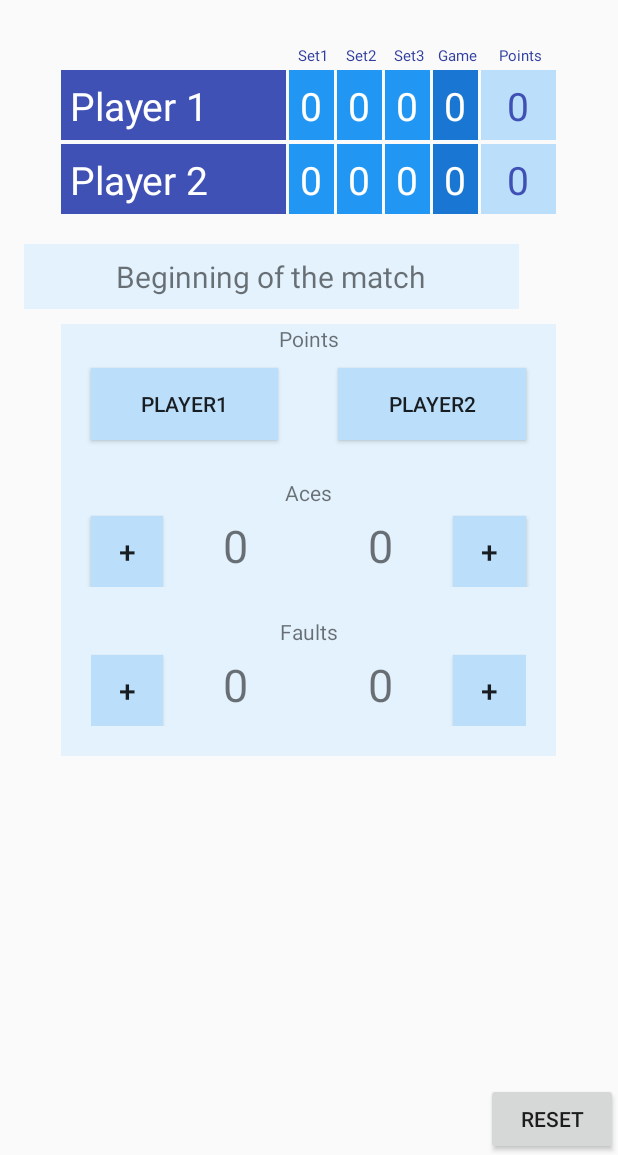
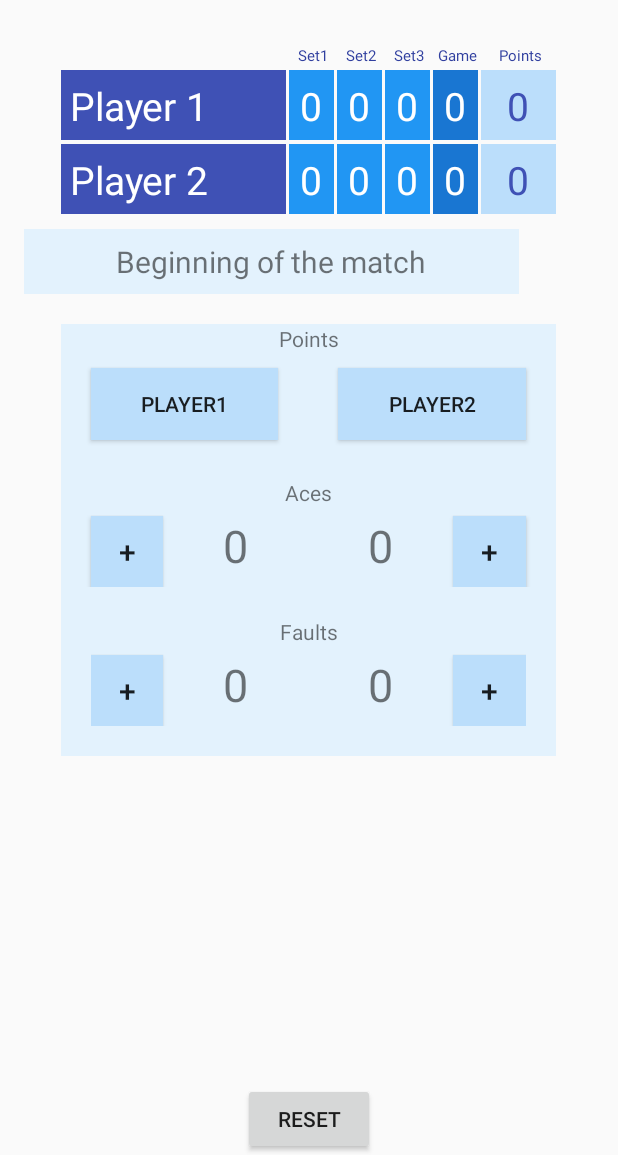
Before and after one commit to aploteo/TennisScores, an Android app: the screen it shows after launch (MainActivity), on a phone screen of 412 x 824 dp, the part 81-1236 px from its top. Run offline under Robolectric (Android 15) with nearby library versions, the phone set to English and light mode, and no system bars.

Commit message:
Final version.

```diff
--- a/app/src/main/res/layout/activity_main.xml
+++ b/app/src/main/res/layout/activity_main.xml
@@ -135,10 +135,10 @@
             android:id="@+id/message"
             android:layout_width="330dp"
             android:layout_height="wrap_content"
-            android:layout_marginBottom="10dp"
-            android:layout_marginEnd="16dp"
-            android:layout_marginStart="16dp"
-            android:layout_marginTop="20dp"
+            android:layout_marginBottom="@dimen/message_up"
+            android:layout_marginEnd="@dimen/message_right"
+            android:layout_marginStart="@dimen/message_left"
+            android:layout_marginTop="@dimen/message_down"
             android:background="#E3F2FD"
             android:padding="8dp"
             android:text="@string/beginning"
@@ -157,7 +157,7 @@
                 android:layout_height="wrap_content"
                 android:background="#E3F2FD"
                 android:gravity="center"
-                android:text="Points" />
+                android:text="@string/points" />
 
             <LinearLayout
                 android:layout_width="330dp"
@@ -168,7 +168,6 @@
                 <Button
                     android:id="@+id/button1"
                     style="@style/button_style"
-                    android:layout_centerVertical="true"
                     android:onClick="pointForPlayer1"
                     android:text="@string/point1" />
 
@@ -187,7 +186,7 @@
                 android:layout_marginBottom="5dp"
                 android:background="#E3F2FD"
                 android:gravity="center"
-                android:text="Aces" />
+                android:text="@string/aces" />
 
             <LinearLayout
                 android:layout_width="330dp"
@@ -200,7 +199,7 @@
                     android:id="@+id/button3"
                     android:layout_width="0dp"
                     android:layout_height="wrap_content"
-                    android:layout_marginLeft="20dp"
+                    android:layout_marginStart="20dp"
                     android:layout_weight="1"
                     android:background="#BBDEFB"
                     android:gravity="center"
@@ -231,7 +230,7 @@
                     android:id="@+id/button4"
                     android:layout_width="0dp"
                     android:layout_height="wrap_content"
-                    android:layout_marginRight="20dp"
+                    android:layout_marginEnd="20dp"
                     android:layout_weight="1"
                     android:background="#BBDEFB"
                     android:gravity="center"
@@ -248,7 +247,7 @@
                 android:layout_marginBottom="5dp"
                 android:background="#E3F2FD"
                 android:gravity="center"
-                android:text="Faults" />
+                android:text="@string/faults" />
 
             <LinearLayout
                 android:layout_width="match_parent"
@@ -307,7 +306,7 @@
         android:layout_width="wrap_content"
         android:layout_height="wrap_content"
         android:layout_alignParentBottom="true"
-        android:layout_alignParentEnd="true"
+        android:layout_centerHorizontal="true"
         android:onClick="resetScoreBoard"
         android:text="@string/reset" />
 
--- a/app/src/main/res/values/dimens.xml
+++ b/app/src/main/res/values/dimens.xml
@@ -1,4 +1,8 @@
 <?xml version="1.0" encoding="utf-8"?>
 <resources>
-
+    <dimen name="message_up">20dp</dimen>
+    <dimen name="message_down">10dp</dimen>
+    <dimen name="message_left">16dp</dimen>
+    <dimen name="message_right">16dp</dimen>
+    <dimen name="text_size">26sp</dimen>
 </resources>
--- a/app/src/main/res/values/styles.xml
+++ b/app/src/main/res/values/styles.xml
@@ -20,7 +20,7 @@
         <item name="android:layout_marginTop">2dp</item>
         <item name="android:background">@color/colorPrimary</item>
         <item name="android:padding">6dp</item>
-        <item name="android:textSize">26sp</item>
+        <item name="android:textSize">@dimen/text_size</item>
         <item name="android:layout_width">150dp</item>
         <item name="android:textColor">#FFFFFF</item>
     </style>
@@ -32,7 +32,7 @@
         <item name="android:layout_marginTop">2dp</item>
         <item name="android:background">#2196F3</item>
         <item name="android:padding">6dp</item>
-        <item name="android:textSize">26sp</item>
+        <item name="android:textSize">@dimen/text_size</item>
         <item name="android:textColor">#FFFFFF</item>
         <item name="android:gravity">center</item>
     </style>
@@ -44,7 +44,7 @@
         <item name="android:layout_marginTop">2dp</item>
         <item name="android:background">#1976D2</item>
         <item name="android:padding">6dp</item>
-        <item name="android:textSize">26sp</item>
+        <item name="android:textSize">@dimen/text_size</item>
         <item name="android:textColor">#FFFFFF</item>
         <item name="android:gravity">center</item>
     </style>
@@ -56,7 +56,7 @@
         <item name="android:layout_marginTop">2dp</item>
         <item name="android:background">#BBDEFB</item>
         <item name="android:padding">6dp</item>
-        <item name="android:textSize">26sp</item>
+        <item name="android:textSize">@dimen/text_size</item>
         <item name="android:textColor">@color/colorPrimary</item>
         <item name="android:gravity">center</item>
     </style>
```
